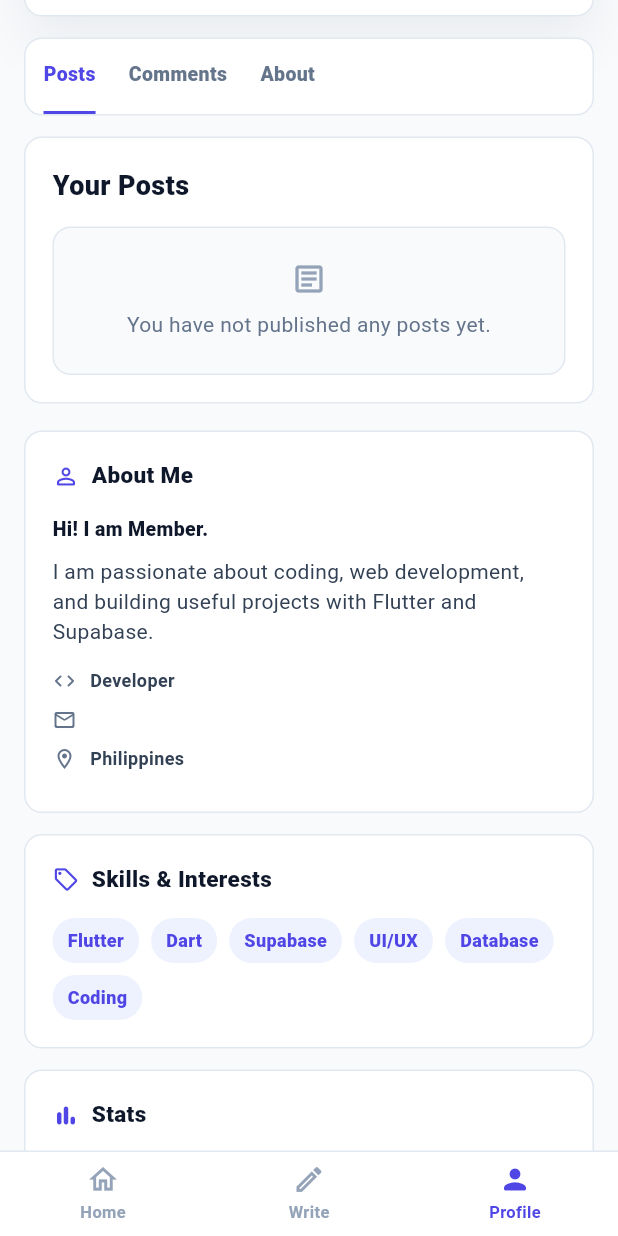
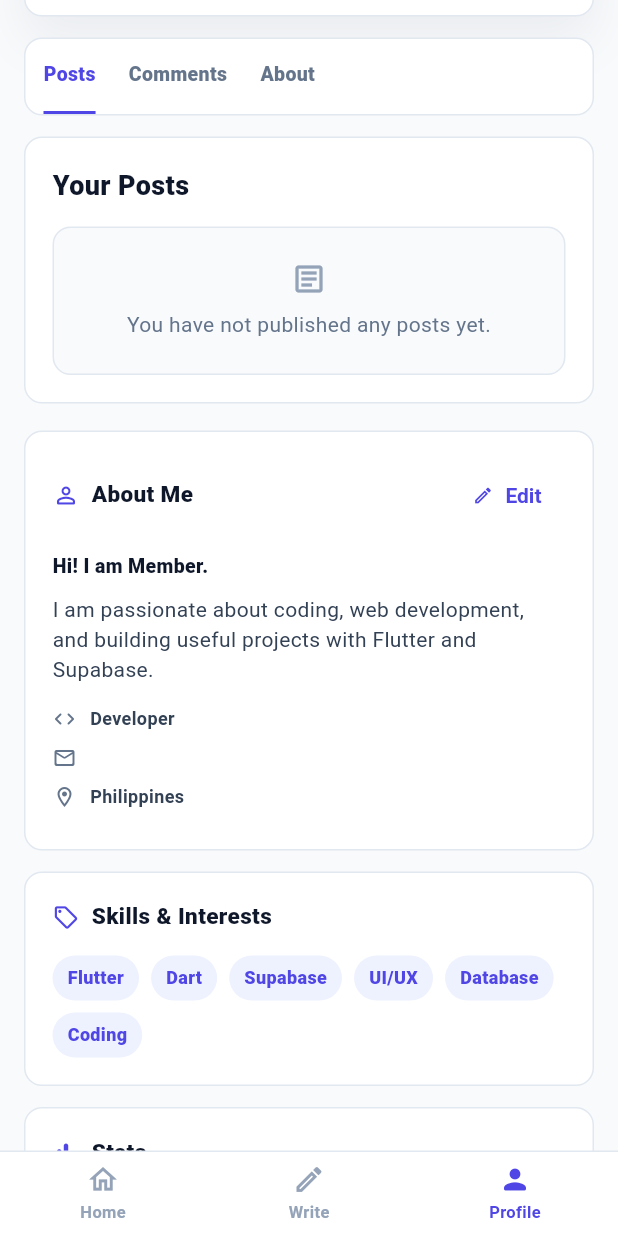
Before and after one commit to PRINCESSJOYALMAZAN/blogverse, a Flutter app: the screen it shows once a user with an empty profile is signed in, item 3 of the bottom bar chosen, scrolled down 576 dp, on a phone screen of 412 x 824 dp. Run offline on Flutter 3.47's test engine with Material 3 defaults, Android fonts, the phone set to English and light mode, and no system bars; our stand-ins replace go_router, image_picker, supabase_flutter; accounts and stored records are empty.

Commit message:
Clean project updates and fixes

```diff
--- a/lib/screens/home_screen.dart
+++ b/lib/screens/home_screen.dart
@@ -42,7 +42,7 @@ class _HomeScreenState extends State<HomeScreen> {
 
     return AppShell(
       child: Container(
-        color: const Color(0xFFF5F8FD),
+        color: const Color(0xFFF8FAFC),
         child: RefreshIndicator(
           onRefresh: postsProvider.loadInitial,
           child: CustomScrollView(
--- a/lib/screens/profile_screen.dart
+++ b/lib/screens/profile_screen.dart
@@ -374,6 +374,13 @@ class _ProfileSideRail extends StatelessWidget {
         _SideCard(
           title: 'About Me',
           icon: Icons.person_outline_rounded,
+          action: isOwnProfile
+              ? TextButton.icon(
+                  onPressed: () {},
+                  icon: const Icon(Icons.edit_outlined, size: 14),
+                  label: const Text('Edit'),
+                )
+              : null,
           child: Column(
             crossAxisAlignment: CrossAxisAlignment.start,
             children: [
@@ -487,11 +494,13 @@ class _SideCard extends StatelessWidget {
     required this.title,
     required this.icon,
     required this.child,
+    this.action,
   });
 
   final String title;
   final IconData icon;
   final Widget child;
+  final Widget? action;
 
   @override
   Widget build(BuildContext context) {
@@ -520,6 +529,7 @@ class _SideCard extends StatelessWidget {
                   ),
                 ),
               ),
+              if (action != null) action!,
             ],
           ),
           const SizedBox(height: 14),
```
Also changed, not shown: 2 other files.
